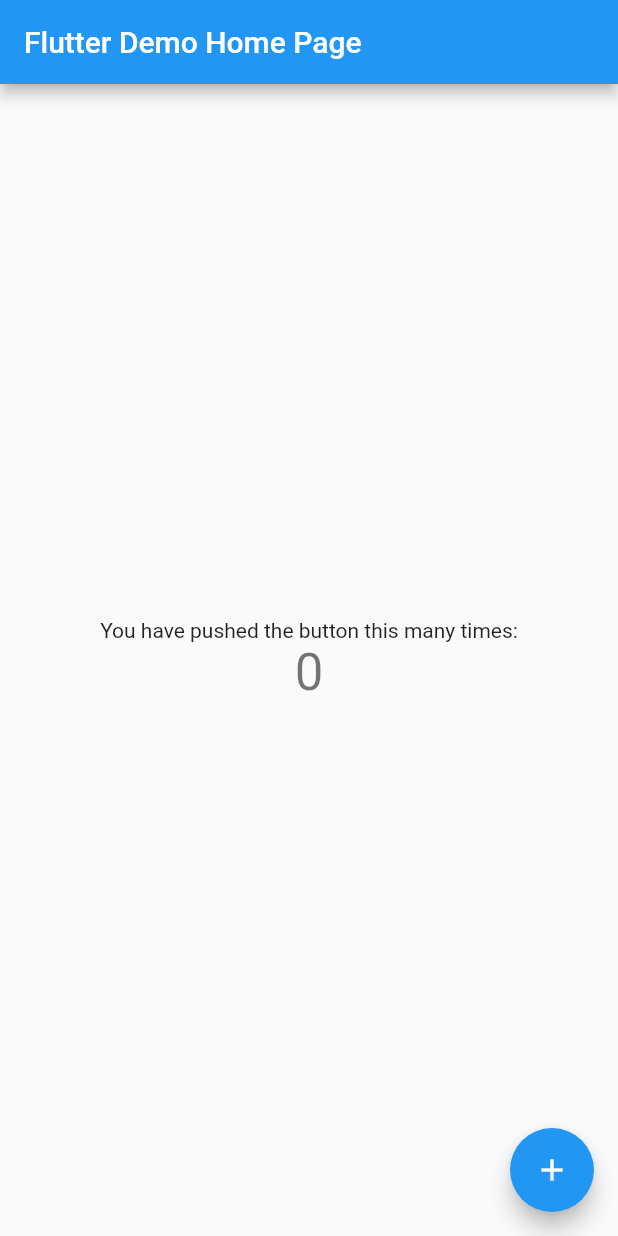
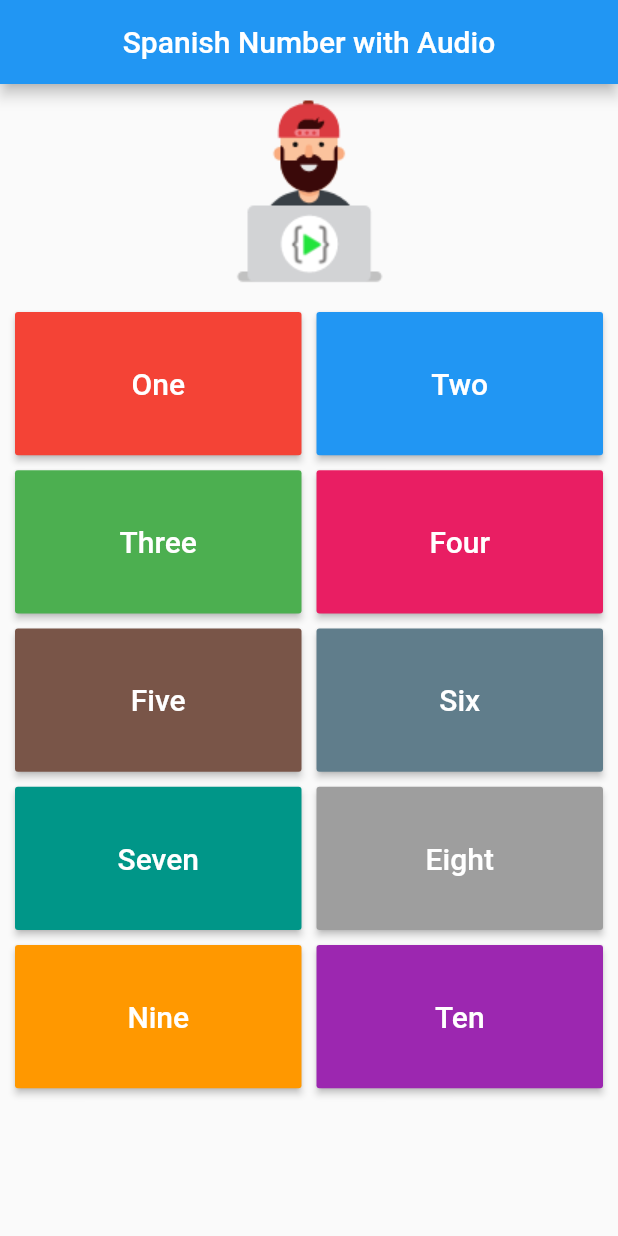
Before and after one commit to iamraajkanchan/spanishnumberaudio, a Flutter app: the screen it shows after launch, on a phone screen of 412 x 824 dp. Run offline on Flutter 3.47's test engine with Material 2 defaults, Android fonts, the phone set to English and light mode, and no system bars; our stand-ins replace audioplayers.

Commit message:
Uploaded on 10 April 2021

```diff
--- /dev/null
+++ b/lib/homepage.dart
@@ -0,0 +1,89 @@
+import 'package:flutter/material.dart';
+import 'package:audioplayers/audio_cache.dart';
+import 'package:spanishnumberaudio/number_audio.dart';
+
+class HomePage extends StatefulWidget {
+  @override
+  _HomePageState createState() => _HomePageState();
+}
+
+class _HomePageState extends State<HomePage> {
+  AudioCache _audioCache = AudioCache();
+
+  List<NumberAudio> _numberAudioList = [
+    NumberAudio(
+        audioUri: "one.wav", buttonColor: Colors.red, buttonText: "One"),
+    NumberAudio(
+        audioUri: "two.wav", buttonColor: Colors.blue, buttonText: "Two"),
+    NumberAudio(
+        audioUri: "three.wav", buttonColor: Colors.green, buttonText: "Three"),
+    NumberAudio(
+        audioUri: "four.wav", buttonColor: Colors.pink, buttonText: "Four"),
+    NumberAudio(
+        audioUri: "five.wav", buttonColor: Colors.brown, buttonText: "Five"),
+    NumberAudio(
+        audioUri: "six.wav", buttonColor: Colors.blueGrey, buttonText: "Six"),
+    NumberAudio(
+        audioUri: "seven.wav", buttonColor: Colors.teal, buttonText: "Seven"),
+    NumberAudio(
+        audioUri: "eight.wav", buttonColor: Colors.grey, buttonText: "Eight"),
+    NumberAudio(
+        audioUri: "nine.wav", buttonColor: Colors.orange, buttonText: "Nine"),
+    NumberAudio(
+        audioUri: "ten.wav", buttonColor: Colors.purple, buttonText: "Ten"),
+  ];
+
+  play(String uri) {
+    _audioCache.play(uri);
+  }
+
+  @override
+  Widget build(BuildContext context) {
+    return Scaffold(
+      appBar: AppBar(
+        title: Text('Spanish Number with Audio'),
+        centerTitle: true,
+      ),
+      body: Container(
+        child: Center(
+          child: Column(
+            children: <Widget>[
+              Image(
+                image: AssetImage('images/logo.png'),
+              ),
+              Expanded(
+                child: GridView.builder(
+                  padding: EdgeInsets.all(10.0),
+                  gridDelegate: SliverGridDelegateWithFixedCrossAxisCount(
+                    childAspectRatio: 2.0,
+                    crossAxisCount: 2,
+                    crossAxisSpacing: 10.0,
+                    mainAxisSpacing: 10.0,
+                  ),
+                  itemCount: _numberAudioList.length,
+                  itemBuilder: (context, index) => SizedBox(
+                    width: 100.0,
+                    height: 30.0,
+                    child: MaterialButton(
+                      color: _numberAudioList[index].buttonColor,
+                      child: Text(
+                        _numberAudioList[index].buttonText,
+                        style: TextStyle(
+                          fontSize: 20.0,
+                          color: Colors.white,
+                        ),
+                      ),
+                      onPressed: () {
+                        play(_numberAudioList[index].audioUri);
+                      },
+                    ),
+                  ),
+                ),
+              )
+            ],
+          ),
+        ),
+      ),
+    );
+  }
+}
--- a/lib/main.dart
+++ b/lib/main.dart
@@ -1,113 +1,13 @@
 import 'package:flutter/material.dart';
+import 'package:spanishnumberaudio/homepage.dart';
 
 void main() {
-  runApp(MyApp());
+  runApp(MaterialApp(
+    title: 'Spanish Number with Audio',
+    debugShowCheckedModeBanner: false,
+    theme: ThemeData(
+      primarySwatch: Colors.blue,
+    ),
+    home: HomePage(),
+  ));
 }
-
-class MyApp extends StatelessWidget {
-  // This widget is the root of your application.
-  @override
-  Widget build(BuildContext context) {
-    return MaterialApp(
-      title: 'Flutter Demo',
-      theme: ThemeData(
-        // This is the theme of your application.
-        //
-        // Try running your application with "flutter run". You'll see the
-        // application has a blue toolbar. Then, without quitting the app, try
-        // changing the primarySwatch below to Colors.green and then invoke
-        // "hot reload" (press "r" in the console where you ran "flutter run",
-        // or simply save your changes to "hot reload" in a Flutter IDE).
-        // Notice that the counter didn't reset back to zero; the application
-        // is not restarted.
-        primarySwatch: Colors.blue,
-      ),
-      home: MyHomePage(title: 'Flutter Demo Home Page'),
-    );
-  }
-}
-
-class MyHomePage extends StatefulWidget {
-  MyHomePage({Key key, this.title}) : super(key: key);
-
-  // This widget is the home page of your application. It is stateful, meaning
-  // that it has a State object (defined below) that contains fields that affect
-  // how it looks.
-
-  // This class is the configuration for the state. It holds the values (in this
-  // case the title) provided by the parent (in this case the App widget) and
-  // used by the build method of the State. Fields in a Widget subclass are
-  // always marked "final".
-
-  final String title;
-
-  @override
-  _MyHomePageState createState() => _MyHomePageState();
-}
-
-class _MyHomePageState extends State<MyHomePage> {
-  int _counter = 0;
-
-  void _incrementCounter() {
-    setState(() {
-      // This call to setState tells the Flutter framework that something has
-      // changed in this State, which causes it to rerun the build method below
-      // so that the display can reflect the updated values. If we changed
-      // _counter without calling setState(), then the build method would not be
-      // called again, and so nothing would appear to happen.
-      _counter++;
-    });
-  }
-
-  @override
-  Widget build(BuildContext context) {
-    // This method is rerun every time setState is called, for instance as done
-    // by the _incrementCounter method above.
-    //
-    // The Flutter framework has been optimized to make rerunning build methods
-    // fast, so that you can just rebuild anything that needs updating rather
-    // than having to individually change instances of widgets.
-    return Scaffold(
-      appBar: AppBar(
-        // Here we take the value from the MyHomePage object that was created by
-        // the App.build method, and use it to set our appbar title.
-        title: Text(widget.title),
-      ),
-      body: Center(
-        // Center is a layout widget. It takes a single child and positions it
-        // in the middle of the parent.
-        child: Column(
-          // Column is also a layout widget. It takes a list of children and
-          // arranges them vertically. By default, it sizes itself to fit its
-          // children horizontally, and tries to be as tall as its parent.
-          //
-          // Invoke "debug painting" (press "p" in the console, choose the
-          // "Toggle Debug Paint" action from the Flutter Inspector in Android
-          // Studio, or the "Toggle Debug Paint" command in Visual Studio Code)
-          // to see the wireframe for each widget.
-          //
-          // Column has various properties to control how it sizes itself and
-          // how it positions its children. Here we use mainAxisAlignment to
-          // center the children vertically; the main axis here is the vertical
-          // axis because Columns are vertical (the cross axis would be
-          // horizontal).
-          mainAxisAlignment: MainAxisAlignment.center,
-          children: <Widget>[
-            Text(
-              'You have pushed the button this many times:',
-            ),
-            Text(
-              '$_counter',
-              style: Theme.of(context).textTheme.headline4,
-            ),
-          ],
-        ),
-      ),
-      floatingActionButton: FloatingActionButton(
-        onPressed: _incrementCounter,
-        tooltip: 'Increment',
-        child: Icon(Icons.add),
-      ), // This trailing comma makes auto-formatting nicer for build methods.
-    );
-  }
-}
--- /dev/null
+++ b/lib/number_audio.dart
@@ -0,0 +1,9 @@
+import 'package:flutter/material.dart';
+
+class NumberAudio {
+  String audioUri;
+  MaterialColor buttonColor;
+  String buttonText;
+
+  NumberAudio({this.audioUri, this.buttonColor, this.buttonText});
+}
```
Also changed, not shown: pubspec.yaml (+5 -3 lines), images/logo.png (added), pubspec.lock, 10 other files.
